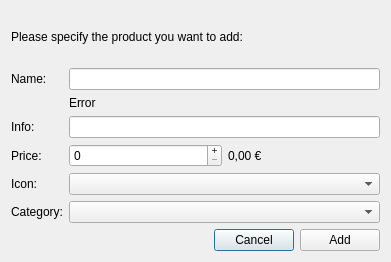
This is admin/ui/addproductdialog.ui in Mateus224/rotable as Qt 5 draws it before an edit. The edited form follows.
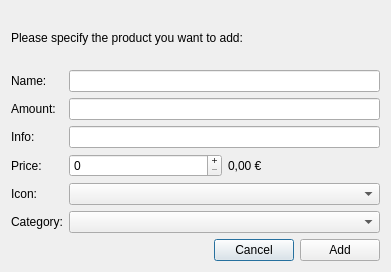
This is the edited form. Icons and pictures are not drawn.

Commit message: added new category "amount" to products products can now be updated in admin gui

Diff of the .ui file:
```diff
--- a/admin/ui/addproductdialog.ui
+++ b/admin/ui/addproductdialog.ui
@@ -7,7 +7,7 @@
     <x>0</x>
     <y>0</y>
     <width>391</width>
-    <height>262</height>
+    <height>272</height>
    </rect>
   </property>
   <property name="sizePolicy">
@@ -33,6 +33,9 @@
    </item>
    <item>
     <layout class="QFormLayout" name="formLayout">
+     <property name="fieldGrowthPolicy">
+      <enum>QFormLayout::AllNonFixedFieldsGrow</enum>
+     </property>
      <item row="0" column="0">
       <widget class="QLabel" name="_labelName">
        <property name="text">
@@ -43,12 +46,15 @@
      <item row="0" column="1">
       <widget class="QLineEdit" name="_lineEditName"/>
      </item>
+     <item row="1" column="0">
+      <widget class="QLabel" name="label">
+       <property name="text">
+        <string>Amount:</string>
+       </property>
+      </widget>
+     </item>
      <item row="1" column="1">
-      <widget class="QLabel" name="_labelNameError">
-       <property name="text">
-        <string>Error</string>
-       </property>
-      </widget>
+      <widget class="QLineEdit" name="_lineEditAmount"/>
      </item>
      <item row="2" column="0">
       <widget class="QLabel" name="_labelInfo_2">
```
Left out of the diff: 12 changed lines with no effect on the pictures. The commit also changes 16 other files.
